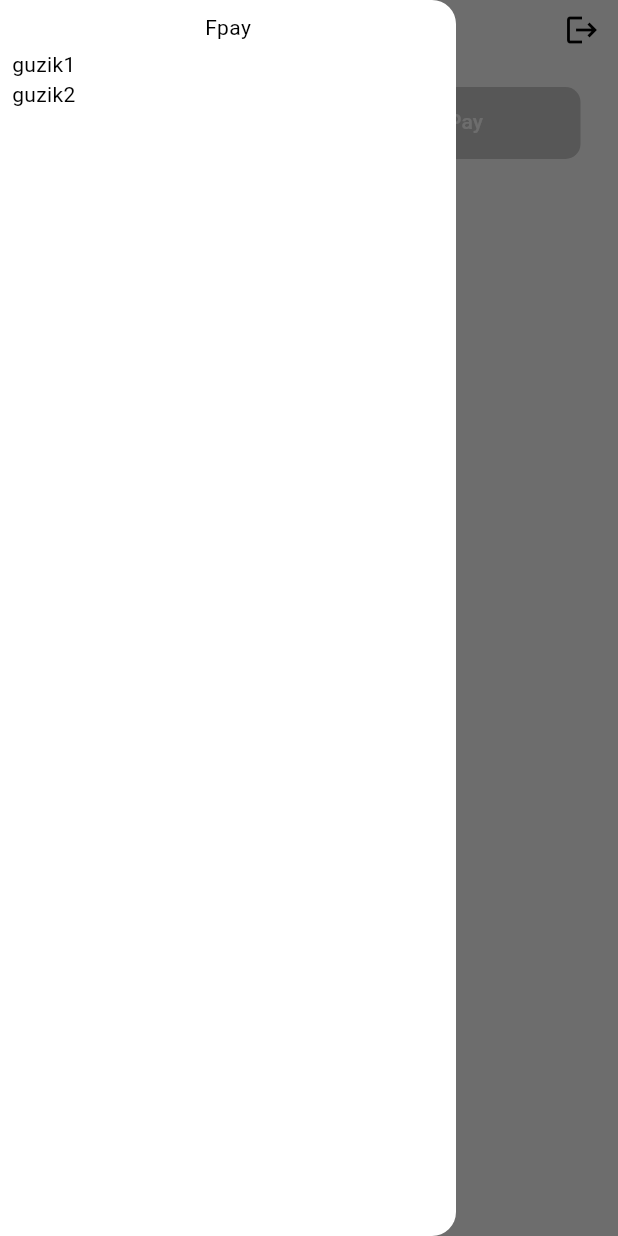
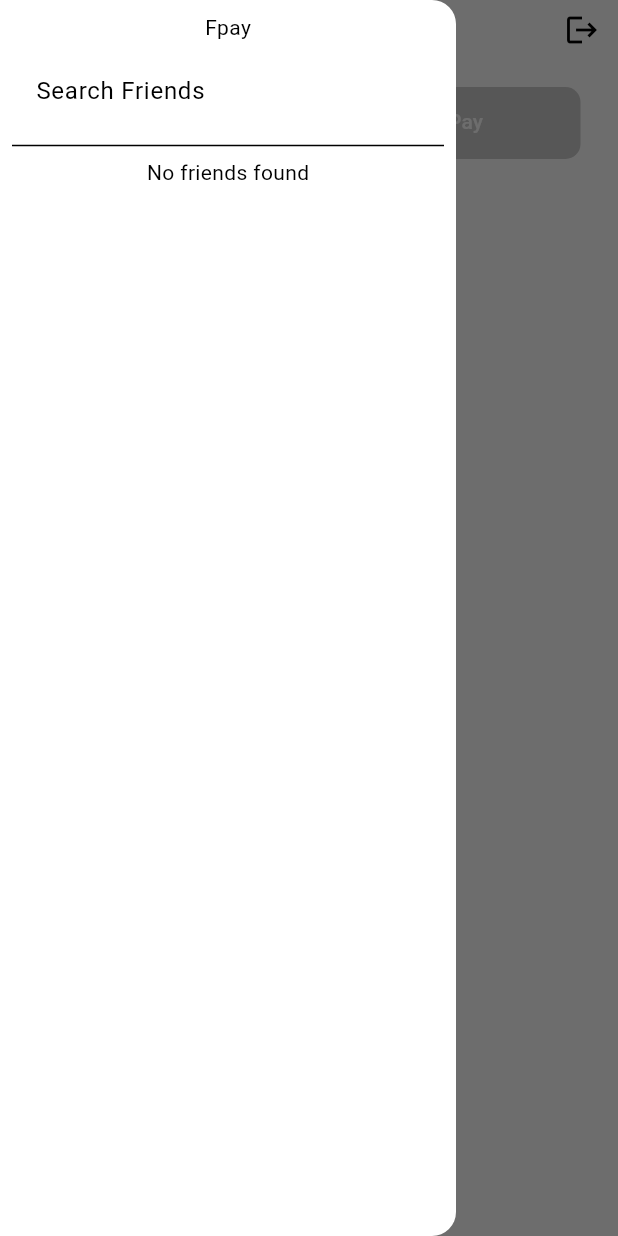
Before and after one commit to AndrewJanekk/Projekt, a Flutter app: the screen it shows once a user with an empty profile is signed in, with the side drawer open, on a phone screen of 412 x 824 dp. Run offline on Flutter 3.47's test engine with Material 3 defaults, Android fonts, the phone set to English and light mode, and no system bars; our stand-ins replace flutter_slidable, supabase_flutter; accounts and stored records are empty; network calls fail.

Commit message:
adding friends

```diff
--- /dev/null
+++ b/flutter_application_1/devtools_options.yaml
@@ -0,0 +1,3 @@
+description: This file stores settings for Dart & Flutter DevTools.
+documentation: https://docs.flutter.dev/tools/devtools/extensions#configure-extension-enablement-states
+extensions:
--- a/flutter_application_1/lib/funcs/TabBar.dart
+++ b/flutter_application_1/lib/funcs/TabBar.dart
@@ -1,9 +1,8 @@
-// ignore_for_file: prefer_const_constructors, sort_child_properties_last
-
 import 'package:flutter/material.dart';
 import 'package:flutter_application_1/auth/auth_service.dart';
 import 'package:flutter_application_1/pages/homepage.dart';
 import 'package:flutter_application_1/pages/secondpage.dart';
+import 'search_friends_screen.dart';
 
 class Tabbar extends StatelessWidget {
   Tabbar({super.key});
@@ -29,19 +28,47 @@ class Tabbar extends StatelessWidget {
                 Center(
                   child: Title(
                     color: Theme.of(context).colorScheme.primary,
-                     child: Text("Fpay")),
+                    child: Text("Fpay"),
                   ),
-                SizedBox(
-                  height: 5,
                 ),
-                Container(
-                  alignment: AlignmentDirectional(-1, 1),
-                  child: Text("guzik1"),
+                SizedBox(height: 5),
+                ListTile(
+                  title: Text("Search Friends"),
+                  onTap: () {
+                    Navigator.push(
+                      context,
+                      MaterialPageRoute(
+                        builder: (context) => SearchFriendsScreen(),
                       ),
-                Container(
-                  alignment: AlignmentDirectional(-1, 1),
-                  child: Text("guzik2"),
-                )
+                    );
+                  },
+                ),
+                Divider(),
+                FutureBuilder(
+                  future: authService.getFriends(authService.getCurrentUserId()!),
+                  builder: (context, snapshot) {
+                    if (snapshot.connectionState == ConnectionState.waiting) {
+                      return CircularProgressIndicator();
+                    } else if (snapshot.hasError) {
+                      return Text("Error: ${snapshot.error}");
+                    } else if (!snapshot.hasData || snapshot.data!.isEmpty) {
+                      return Text("No friends found");
+                    } else {
+                      final friends = snapshot.data!;
+                      return Expanded(
+                        child: ListView.builder(
+                          itemCount: friends.length,
+                          itemBuilder: (context, index) {
+                            final friend = friends[index]['profiles'];
+                            return ListTile(
+                              title: Text(friend['username']),
+                            );
+                          },
+                        ),
+                      );
+                    }
+                  },
+                ),
               ],
             ),
           ),
@@ -49,8 +76,9 @@ class Tabbar extends StatelessWidget {
         appBar: AppBar(
           actions: [
             IconButton(
-              onPressed: logout
-            , icon: Icon(Icons.logout))
+              onPressed: logout,
+              icon: Icon(Icons.logout),
+            )
           ],
           backgroundColor: Theme.of(context).colorScheme.secondary,
           title: Text('Fpay'),
@@ -65,34 +93,34 @@ class Tabbar extends StatelessWidget {
                 Padding(
                   padding: const EdgeInsets.only(left: 25, right: 25),
                   child: Container(
+                    decoration: BoxDecoration(
+                      color: Theme.of(context).colorScheme.secondary,
+                    ),
                     child: TabBar(
                       dividerColor: Colors.transparent,
                       indicator: BoxDecoration(
                         color: Theme.of(context).colorScheme.primary,
-                          borderRadius: BorderRadius.circular(10)
+                        borderRadius: BorderRadius.circular(10),
                       ),
                       labelColor: Theme.of(context).colorScheme.secondary,
                       indicatorSize: TabBarIndicatorSize.tab,
                       tabs: const [
-                          Tab(text: 'Friends Pay',),
-                          Tab(text: "You Pay",)
-                        ]),
-                    decoration: BoxDecoration(
-                      color: Theme.of(context).colorScheme.secondary,
-
-
+                        Tab(text: 'Friends Pay'),
+                        Tab(text: "You Pay"),
+                      ],
                     ),
-
                   ),
                 ),
               ],
-             )
-            )
             ),
-        body: TabBarView(children: [
+          ),
+        ),
+        body: TabBarView(
+          children: const [
             HomePage(),
             SecondPage(),
-        ]),
+          ],
+        ),
       ),
     );
   }
--- a/flutter_application_1/lib/funcs/dialog_box.dart
+++ b/flutter_application_1/lib/funcs/dialog_box.dart
@@ -20,7 +20,7 @@ class DialogBox extends StatelessWidget {
   Widget build(BuildContext context) {
     return AlertDialog(
       backgroundColor: Theme.of(context).colorScheme.onSecondary,
-      content: Container(
+      content: SizedBox(
         width: 200,
         height: 300,
         child: Column(
--- a/flutter_application_1/pubspec.yaml
+++ b/flutter_application_1/pubspec.yaml
@@ -38,6 +38,7 @@ dependencies:
   cupertino_icons: ^1.0.8
   flutter_slidable: ^3.1.0
   supabase_flutter: ^2.8.2
+  flutter_bloc: ^9.1.0
 
 dev_dependencies:
   flutter_test:
```
Also changed, not shown: flutter_application_1/lib/auth/auth_service.dart (+63 -19 lines), flutter_application_1/lib/funcs/search_friends_screen.dart (added, +69 -0 lines), flutter_application_1/lib/pages/RegisterPage.dart (+8 -8 lines), flutter_application_1/pubspec.lock. Lines whose indentation alone changed are shown as unchanged.
